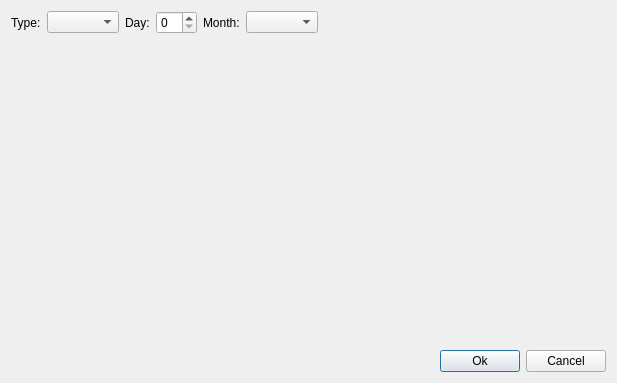
Before: the Qt Designer form editplanoperation.ui in sergey196510/mycash, drawn with Qt 5.
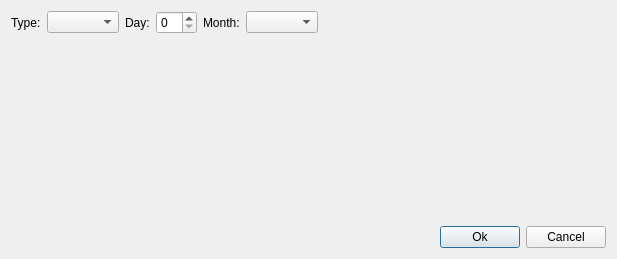
After: the same form once the commit is applied. Custom widgets are drawn as their Qt base class.

The edit to the form file:
```diff
--- a/editplanoperation.ui
+++ b/editplanoperation.ui
@@ -7,7 +7,7 @@
     <x>0</x>
     <y>0</y>
     <width>617</width>
-    <height>383</height>
+    <height>259</height>
    </rect>
   </property>
   <property name="windowTitle">
```
Left out of the diff: 3 changed lines with no effect on the pictures.
